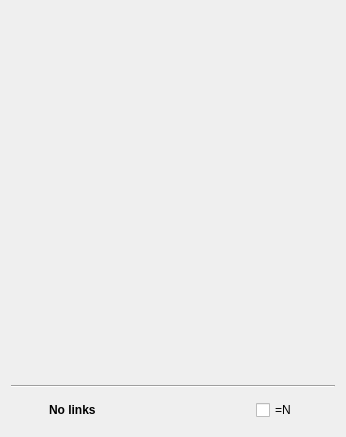
Before: the Qt Designer form tht.ui in HappySeaFox/tht, drawn with Qt 5.
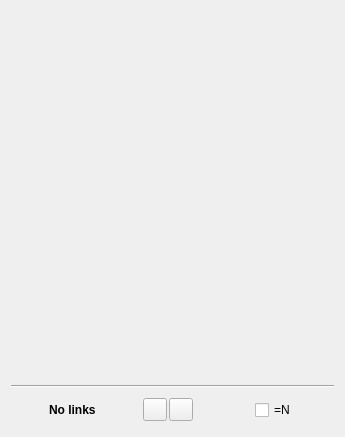
After: the same form once the commit is applied. Icons and pictures are not drawn. Custom widgets are drawn as their Qt base class.

Commit message: Ability to load and save link points

What changed in the file:
```diff
--- a/tht.ui
+++ b/tht.ui
@@ -6,7 +6,7 @@
    <rect>
     <x>0</x>
     <y>0</y>
-    <width>346</width>
+    <width>345</width>
     <height>437</height>
    </rect>
   </property>
@@ -14,10 +14,17 @@
    <string>Trader's Home Task</string>
   </property>
   <layout class="QGridLayout" name="gridLayout_5">
-   <item row="0" column="0" colspan="5">
-    <widget class="QWidget" name="widgetTickers" native="true"/>
+   <item row="0" column="0" colspan="6">
+    <widget class="QWidget" name="widgetTickers" native="true">
+     <property name="sizePolicy">
+      <sizepolicy hsizetype="Preferred" vsizetype="Preferred">
+       <horstretch>0</horstretch>
+       <verstretch>1</verstretch>
+      </sizepolicy>
+     </property>
+    </widget>
    </item>
-   <item row="1" column="0" colspan="5">
+   <item row="1" column="0" colspan="6">
     <widget class="Line" name="line">
      <property name="orientation">
       <enum>Qt::Horizontal</enum>
@@ -46,7 +53,7 @@
    <item row="2" column="1">
     <widget class="QStackedWidget" name="stackLinks">
      <property name="sizePolicy">
-      <sizepolicy hsizetype="Preferred" vsizetype="Maximum">
+      <sizepolicy hsizetype="Maximum" vsizetype="Preferred">
        <horstretch>0</horstretch>
        <verstretch>0</verstretch>
       </sizepolicy>
@@ -183,6 +190,29 @@
     </widget>
    </item>
    <item row="2" column="2">
+    <layout class="QHBoxLayout" name="horizontalLayout">
+     <property name="spacing">
+      <number>2</number>
+     </property>
+     <item>
+      <widget class="QToolButton" name="pushSaveLinks">
+       <property name="icon">
+        <iconset resource="tht.qrc">
+         <normaloff>:/images/links-save.png</normaloff>:/images/links-save.png</iconset>
+       </property>
+      </widget>
+     </item>
+     <item>
+      <widget class="QToolButton" name="pushLoadLinks">
+       <property name="icon">
+        <iconset resource="tht.qrc">
+         <normaloff>:/images/links-load.png</normaloff>:/images/links-load.png</iconset>
+       </property>
+      </widget>
+     </item>
+    </layout>
+   </item>
+   <item row="2" column="3">
     <spacer name="horizontalSpacer">
      <property name="orientation">
       <enum>Qt::Horizontal</enum>
@@ -195,14 +225,14 @@
      </property>
     </spacer>
    </item>
-   <item row="2" column="3">
+   <item row="2" column="4">
     <widget class="QCheckBox" name="checkNyse">
      <property name="text">
       <string>=N</string>
      </property>
     </widget>
    </item>
-   <item row="2" column="4">
+   <item row="2" column="5">
     <widget class="QStackedWidget" name="stackBusy">
      <property name="sizePolicy">
       <sizepolicy hsizetype="Maximum" vsizetype="Maximum">
```
Left out of the diff: 39 changed lines with no effect on the pictures. The commit also changes 10 other files.
